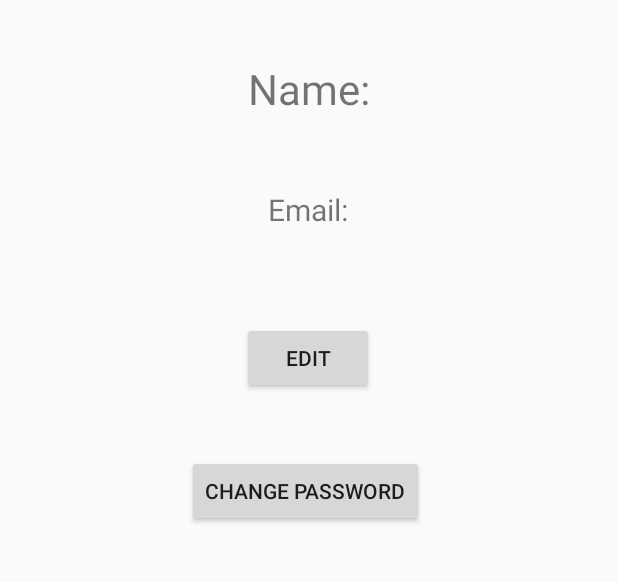
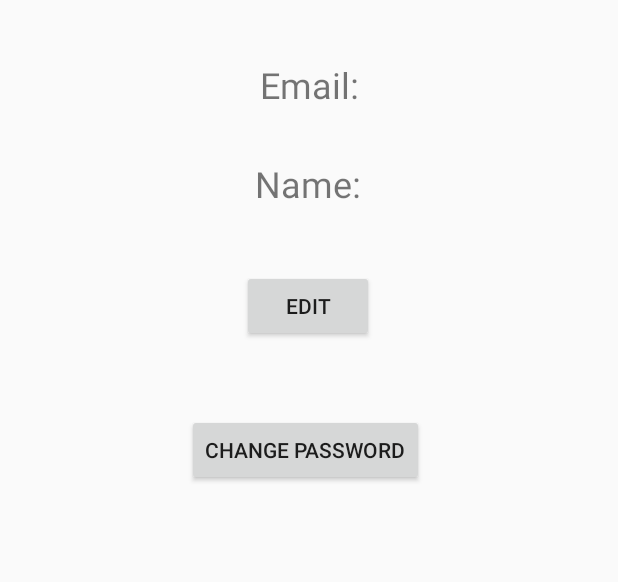
Before and after one commit to fredrick24/FinalYearProject2.1, an Android app: the screen it shows after launch once a user with an empty profile is signed in (ProfileActivity), in the options menu, after a tap on "User Profile", on a phone screen of 412 x 824 dp, the part 503-1085 px from its top. Run offline under Robolectric (Android 15) with nearby library versions, the phone set to English and light mode, and no system bars; our stand-ins replace Firebase (no records; nobody signed in at launch, a user with empty details on screens opened directly), Picasso; 2 statements that could not run were skipped.

Commit message:
User Name and Email Edit fixed

```diff
--- a/app/src/main/java/com/example/finalyearproject2/ProfileActivity.java
+++ b/app/src/main/java/com/example/finalyearproject2/ProfileActivity.java
@@ -4,7 +4,6 @@ import androidx.annotation.NonNull;
 import androidx.appcompat.app.AppCompatActivity;
 
 import android.content.Intent;
-import android.media.Image;
 import android.net.Uri;
 import android.os.Bundle;
 import android.view.MenuItem;
@@ -54,7 +53,7 @@ public class ProfileActivity extends AppCompatActivity {
         DatabaseReference databaseReference = firebaseDatabase.getReference(firebaseAuth.getUid());
 
         StorageReference storageReference = firebaseStorage.getReference();
-        storageReference.child(firebaseAuth.getUid()).child("Images/Profile Pic").getDownloadUrl().addOnSuccessListener(new OnSuccessListener<Uri>() {
+        storageReference.child(firebaseAuth.getUid()).child("Images/Profile Picture").getDownloadUrl().addOnSuccessListener(new OnSuccessListener<Uri>() {
             @Override
             public void onSuccess(Uri uri) {
                 //Retrieving URI
@@ -67,8 +66,10 @@ public class ProfileActivity extends AppCompatActivity {
             //Records any changes on database:
             public void onDataChange(@NonNull DataSnapshot dataSnapshot) {
             UserProfile userProfile = dataSnapshot.getValue(UserProfile.class);
-            profileName.setText("Name "+userProfile.getUserName());
-            profileEmail.setText("Email: "+userProfile.getUserEmail());
+                profileEmail.setText("Email: "+userProfile.getUserEmail());
+                profileName.setText("Name: "+userProfile.getUserName());
+
+
 
             }
 
--- a/app/src/main/java/com/example/finalyearproject2/UpdatePassword.java
+++ b/app/src/main/java/com/example/finalyearproject2/UpdatePassword.java
@@ -14,6 +14,8 @@ import com.google.android.gms.tasks.OnCompleteListener;
 import com.google.android.gms.tasks.Task;
 import com.google.firebase.auth.FirebaseAuth;
 import com.google.firebase.auth.FirebaseUser;
+import com.google.firebase.database.DatabaseReference;
+import com.google.firebase.database.FirebaseDatabase;
 
 public class UpdatePassword extends AppCompatActivity {
 
@@ -32,8 +34,8 @@ public class UpdatePassword extends AppCompatActivity {
         newPassword =(EditText)findViewById(R.id.etNewPassword);
 
         getSupportActionBar().setDisplayHomeAsUpEnabled(true);
+        firebaseUser = FirebaseAuth.getInstance().getCurrentUser();
 
-        firebaseUser = FirebaseAuth.getInstance().getCurrentUser();
 
 
 
--- a/app/src/main/java/com/example/finalyearproject2/UpdateProfile.java
+++ b/app/src/main/java/com/example/finalyearproject2/UpdateProfile.java
@@ -45,8 +45,8 @@ public class UpdateProfile extends AppCompatActivity {
             //Records any changes on database:
             public void onDataChange(@NonNull DataSnapshot dataSnapshot) {
                 UserProfile userProfile = dataSnapshot.getValue(UserProfile.class);
-                newUserEmail.setText(userProfile.getUserName());
-                newUserName.setText(userProfile.getUserEmail());
+                newUserEmail.setText(userProfile.getUserEmail());
+                newUserName.setText(userProfile.getUserName());
 
             }
 
@@ -58,8 +58,8 @@ public class UpdateProfile extends AppCompatActivity {
         save.setOnClickListener(new View.OnClickListener() {
             @Override
             public void onClick(View view) {
+                String email =newUserEmail.getText().toString();
                 String name = newUserName.getText().toString();
-                String email =newUserEmail.getText().toString();
 
                 UserProfile userProfile = new UserProfile(email,name);
 
--- a/app/src/main/res/layout/activity_profile.xml
+++ b/app/src/main/res/layout/activity_profile.xml
@@ -24,7 +24,7 @@
         app:srcCompat="@mipmap/ic_launcher_foreground" />
 
     <TextView
-        android:id="@+id/tvProfileName"
+        android:id="@+id/tvProfileEmail"
         android:layout_width="wrap_content"
         android:layout_height="wrap_content"
         android:layout_marginStart="8dp"
@@ -33,8 +33,8 @@
         android:layout_marginEnd="8dp"
         android:layout_marginRight="8dp"
         android:layout_marginBottom="8dp"
-        android:text="Name:"
-        android:textSize="28sp"
+        android:text="Email:"
+        android:textSize="24sp"
         app:layout_constraintBottom_toBottomOf="parent"
         app:layout_constraintEnd_toEndOf="parent"
         app:layout_constraintStart_toStartOf="parent"
@@ -42,7 +42,7 @@
         app:layout_constraintVertical_bias="0.073" />
 
     <TextView
-        android:id="@+id/tvProfileEmail"
+        android:id="@+id/tvProfileName"
         android:layout_width="wrap_content"
         android:layout_height="wrap_content"
         android:layout_marginStart="8dp"
@@ -50,14 +50,14 @@
         android:layout_marginEnd="8dp"
         android:layout_marginRight="8dp"
         android:layout_marginBottom="8dp"
-        android:text="Email:"
-        android:textSize="20sp"
+        android:text="Name:"
+        android:textSize="24sp"
         app:layout_constraintBottom_toBottomOf="parent"
         app:layout_constraintEnd_toEndOf="parent"
         app:layout_constraintHorizontal_bias="0.498"
         app:layout_constraintStart_toStartOf="parent"
-        app:layout_constraintTop_toBottomOf="@+id/tvProfileName"
-        app:layout_constraintVertical_bias="0.128" />
+        app:layout_constraintTop_toBottomOf="@+id/tvProfileEmail"
+        app:layout_constraintVertical_bias="0.088" />
 
     <Button
         android:id="@+id/btnProfileUpdate"
@@ -68,14 +68,14 @@
         android:layout_marginTop="8dp"
         android:layout_marginEnd="8dp"
         android:layout_marginRight="8dp"
-        android:layout_marginBottom="8dp"
+        android:layout_marginBottom="192dp"
         android:text="EDIT"
         app:layout_constraintBottom_toBottomOf="parent"
         app:layout_constraintEnd_toEndOf="parent"
         app:layout_constraintHorizontal_bias="0.498"
         app:layout_constraintStart_toStartOf="parent"
-        app:layout_constraintTop_toBottomOf="@+id/tvProfileEmail"
-        app:layout_constraintVertical_bias="0.196" />
+        app:layout_constraintTop_toBottomOf="@+id/tvProfileName"
+        app:layout_constraintVertical_bias="0.326" />
 
     <Button
         android:id="@+id/btnChangePassword"
--- a/app/src/main/res/menu/menu.xml
+++ b/app/src/main/res/menu/menu.xml
@@ -10,14 +10,6 @@
 
     </item>
     <item
-        android:id="@+id/settingsMenu"
-        android:orderInCategory="200"
-        app:showAsAction="never"
-        android:title="User Settings">
-
-    </item>
-
-    <item
         android:id="@+id/profileMenu"
         android:orderInCategory="200"
         app:showAsAction="never"
```
Also changed, not shown: app/src/main/res/layout/activity_update_profile.xml (+22 -22 lines).
